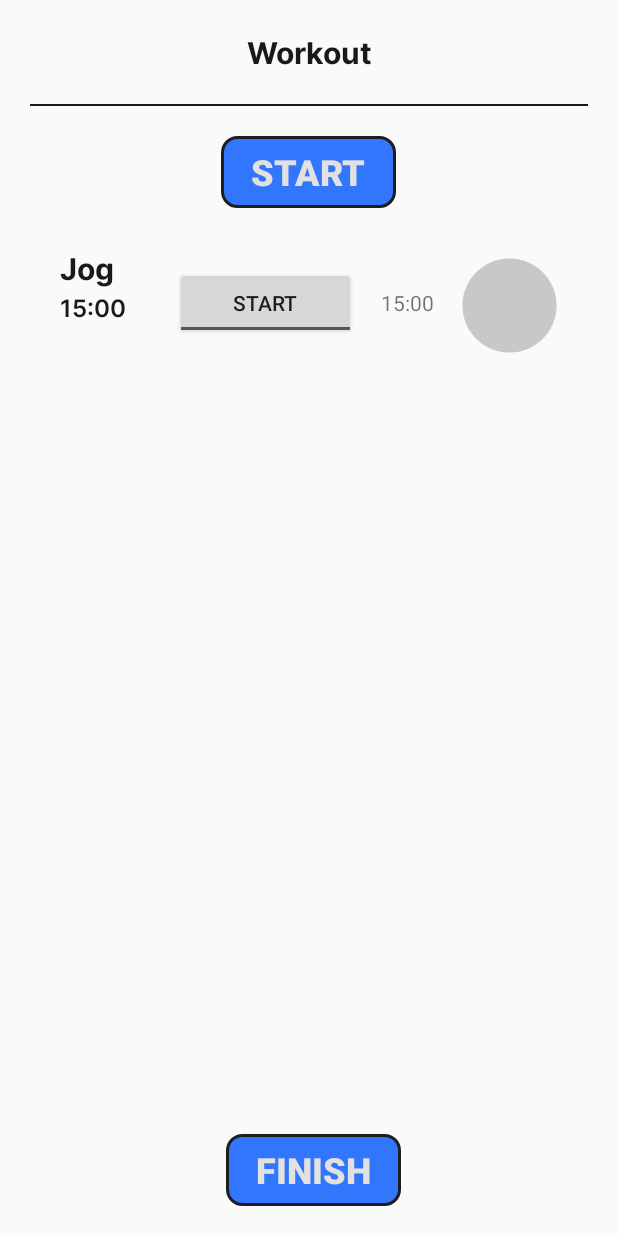
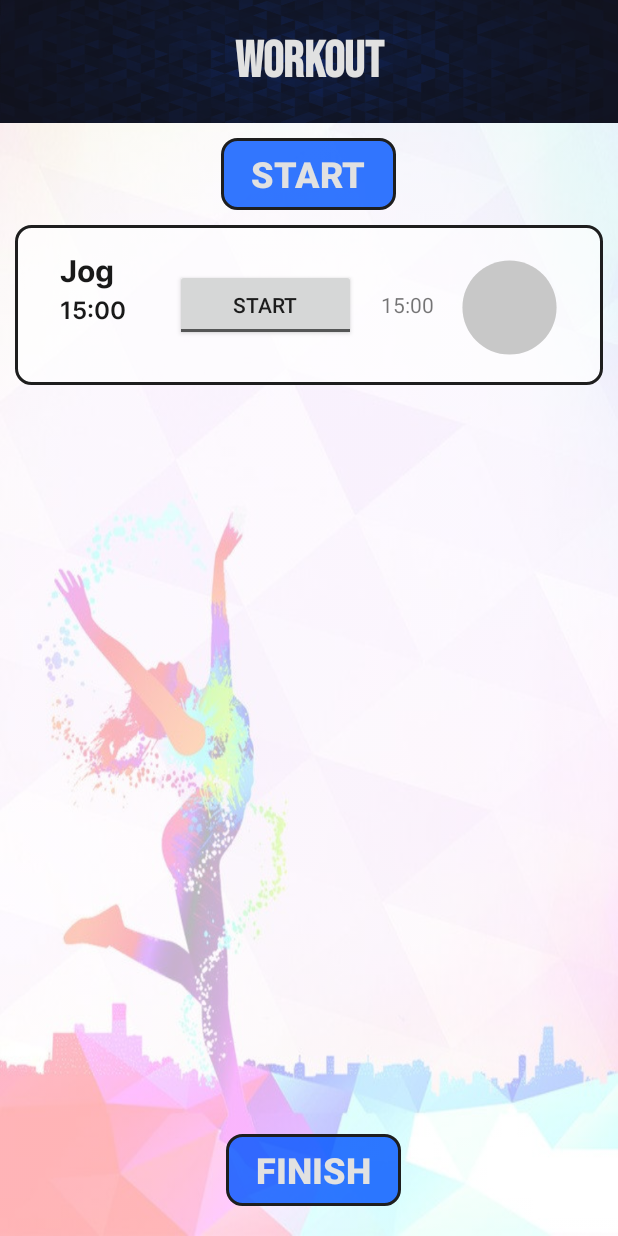
Before and after one commit to hans-cooo/MOBDEVE_FitMaster, an Android app built with Jetpack Compose: the layout activity_workout.xml on its own in the app's theme, with its tools: preview values and no code run, on a phone screen of 412 x 824 dp. Run offline under Robolectric (Android 15) with nearby library versions, the phone set to English and light mode, and no system bars.

Commit message:
activity_workout.xml layout improved

```diff
--- a/app/src/main/res/layout/activity_workout.xml
+++ b/app/src/main/res/layout/activity_workout.xml
@@ -5,42 +5,48 @@
     android:id="@+id/main"
     android:layout_width="match_parent"
     android:layout_height="match_parent"
+    android:background="@drawable/dashboard_background"
+    android:backgroundTint="@color/Light_Gray"
+    android:backgroundTintMode="screen"
     tools:context=".WorkoutActivity">
 
     <LinearLayout
         android:layout_width="0dp"
         android:layout_height="0dp"
-        android:layout_margin="20dp"
         android:orientation="vertical"
         app:layout_constraintBottom_toTopOf="@+id/btnFinWorkout"
         app:layout_constraintEnd_toEndOf="parent"
         app:layout_constraintStart_toStartOf="parent"
         app:layout_constraintTop_toTopOf="parent">
 
+        <androidx.constraintlayout.widget.ConstraintLayout
+            android:layout_width="match_parent"
+            android:layout_height="wrap_content"
+            android:background="@drawable/dashboard_header"
+            android:padding="20dp">
+
             <TextView
                 android:id="@+id/tvwWorkout"
                 android:layout_width="match_parent"
                 android:layout_height="wrap_content"
-            android:fontFamily="@font/inter_bold"
+                android:fontFamily="@font/bebas_neue"
                 android:text="Workout"
                 android:textAlignment="center"
-            android:textColor="@color/Material_Black"
-            android:textSize="20sp" />
-
-        <View
-            android:id="@+id/view"
-            android:layout_width="match_parent"
-            android:layout_height="1dp"
-            android:layout_marginTop="20dp"
-            android:layout_marginBottom="20dp"
-            android:background="@color/Material_Black" />
+                android:textColor="@color/Gray"
+                android:textSize="34sp"
+                android:textStyle="bold"
+                app:layout_constraintBottom_toBottomOf="parent"
+                app:layout_constraintEnd_toEndOf="parent"
+                app:layout_constraintStart_toStartOf="parent"
+                app:layout_constraintTop_toTopOf="parent" />
+        </androidx.constraintlayout.widget.ConstraintLayout>
 
         <Button
             android:id="@+id/btnStartWorkout"
             android:layout_width="wrap_content"
             android:layout_height="48dp"
             android:layout_gravity="center_horizontal"
-            android:layout_marginBottom="20dp"
+            android:layout_marginTop="10dp"
             android:background="@drawable/button_blue"
             android:paddingLeft="20dp"
             android:paddingTop="6dp"
@@ -54,6 +60,14 @@
             app:layout_constraintEnd_toEndOf="parent"
             app:layout_constraintHorizontal_bias="0.51"
             app:layout_constraintStart_toStartOf="parent" />
+
+        <LinearLayout
+            android:layout_width="match_parent"
+            android:layout_height="wrap_content"
+            android:layout_margin="10dp"
+            android:background="@drawable/button_lightgray"
+            android:orientation="vertical"
+            android:padding="10dp">
 
             <androidx.recyclerview.widget.RecyclerView
                 android:id="@+id/exerciseRecycler"
@@ -156,6 +170,8 @@
             </LinearLayout>
         </LinearLayout>
 
+    </LinearLayout>
+
     <Button
         android:id="@+id/btnFinWorkout"
         android:layout_width="wrap_content"
```
Also changed, not shown: app/src/main/java/com/mobdeve/fitmaster/WorkoutActivity.kt (+2 -20 lines). Lines whose indentation alone changed are shown as unchanged.
